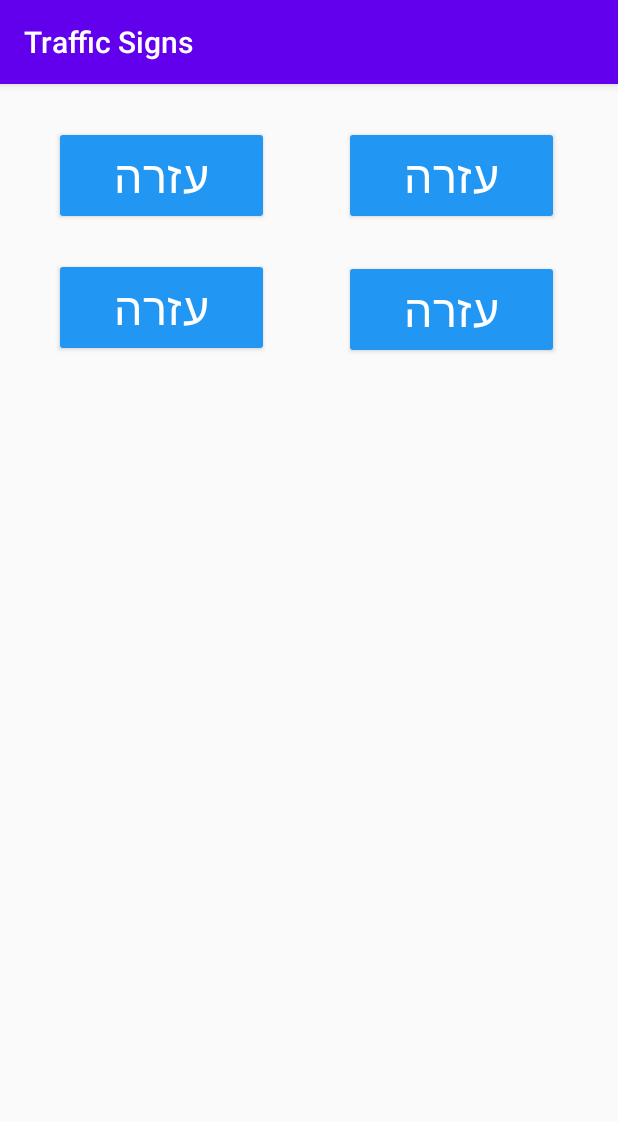
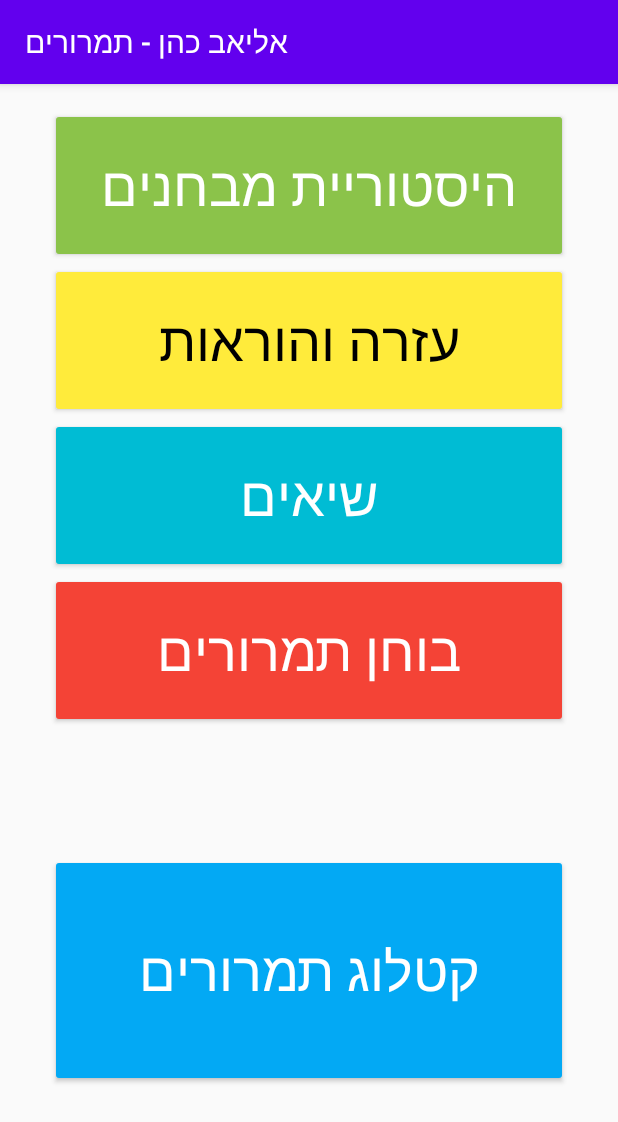
Before and after one commit to eliavco/traffic-signs-android, an Android app: the screen it shows after launch (MainActivity), on a phone screen of 412 x 824 dp. Shown: the top 1122 px of the screen. Run offline under Robolectric (Android 15) with nearby library versions, the phone set to English and light mode, and no system bars.

Commit message:
layout basic home

```diff
--- a/app/src/main/res/layout/activity_main.xml
+++ b/app/src/main/res/layout/activity_main.xml
@@ -4,68 +4,68 @@
     xmlns:tools="http://schemas.android.com/tools"
     android:layout_width="match_parent"
     android:layout_height="match_parent"
+    android:layout_marginBottom="16dp"
     tools:context=".MainActivity">
 
     <Button
         android:id="@+id/button"
-        android:layout_width="143dp"
-        android:layout_height="66dp"
-        android:layout_marginStart="36dp"
-        android:layout_marginTop="28dp"
-        android:backgroundTint="#2196F3"
-        android:onClick="openCatalog"
-        android:text="עזרה"
+        android:layout_width="345dp"
+        android:layout_height="103dp"
+        android:layout_marginTop="16dp"
+        android:backgroundTint="#8BC34A"
+        android:text="@string/home_history"
         android:textColor="#FFFFFF"
-        android:textDirection="locale"
-        android:textSize="30sp"
+        android:textSize="36sp"
+        app:layout_constraintEnd_toEndOf="parent"
         app:layout_constraintStart_toStartOf="parent"
         app:layout_constraintTop_toTopOf="parent" />
 
     <Button
         android:id="@+id/button2"
-        android:layout_width="143dp"
-        android:layout_height="66dp"
-        android:layout_marginStart="36dp"
-        android:layout_marginTop="20dp"
-        android:backgroundTint="#2196F3"
-        android:text="עזרה"
+        android:layout_width="345dp"
+        android:layout_height="155dp"
+        android:backgroundTint="#03A9F4"
+        android:text="@string/home_catalog"
         android:textColor="#FFFFFF"
-        android:textDirection="locale"
-        android:textSize="30sp"
+        android:textSize="36sp"
         app:layout_constraintBottom_toBottomOf="parent"
+        app:layout_constraintEnd_toEndOf="parent"
         app:layout_constraintStart_toStartOf="parent"
-        app:layout_constraintTop_toBottomOf="@+id/button"
-        app:layout_constraintVertical_bias="0.003" />
+        app:layout_constraintTop_toBottomOf="@+id/button3" />
 
     <Button
         android:id="@+id/button3"
-        android:layout_width="143dp"
-        android:layout_height="66dp"
-        android:backgroundTint="#2196F3"
-        android:text="עזרה"
+        android:layout_width="345dp"
+        android:layout_height="103dp"
+        android:backgroundTint="#F44336"
+        android:text="@string/home_test"
         android:textColor="#FFFFFF"
-        android:textDirection="locale"
-        android:textSize="30sp"
-        app:layout_constraintBottom_toBottomOf="parent"
+        android:textSize="36sp"
         app:layout_constraintEnd_toEndOf="parent"
-        app:layout_constraintHorizontal_bias="0.561"
-        app:layout_constraintStart_toEndOf="@+id/button2"
-        app:layout_constraintTop_toBottomOf="@+id/button4"
-        app:layout_constraintVertical_bias="0.038" />
+        app:layout_constraintStart_toStartOf="parent"
+        app:layout_constraintTop_toBottomOf="@+id/button4" />
 
     <Button
         android:id="@+id/button4"
-        android:layout_width="143dp"
-        android:layout_height="66dp"
-        android:layout_marginTop="28dp"
-        android:backgroundTint="#2196F3"
-        android:text="עזרה"
+        android:layout_width="345dp"
+        android:layout_height="103dp"
+        android:backgroundTint="#00BCD4"
+        android:text="@string/home_highscore"
         android:textColor="#FFFFFF"
-        android:textDirection="locale"
-        android:textSize="30sp"
+        android:textSize="36sp"
         app:layout_constraintEnd_toEndOf="parent"
-        app:layout_constraintHorizontal_bias="0.561"
-        app:layout_constraintStart_toEndOf="@+id/button"
-        app:layout_constraintTop_toTopOf="parent" />
+        app:layout_constraintStart_toStartOf="parent"
+        app:layout_constraintTop_toBottomOf="@+id/button6" />
 
+    <Button
+        android:id="@+id/button6"
+        android:layout_width="345dp"
+        android:layout_height="103dp"
+        android:backgroundTint="#FFEB3B"
+        android:text="@string/home_help"
+        android:textColor="#000000"
+        android:textSize="36sp"
+        app:layout_constraintEnd_toEndOf="parent"
+        app:layout_constraintStart_toStartOf="parent"
+        app:layout_constraintTop_toBottomOf="@+id/button" />
 </androidx.constraintlayout.widget.ConstraintLayout>
--- a/app/src/main/res/values/strings.xml
+++ b/app/src/main/res/values/strings.xml
@@ -1,3 +1,8 @@
 <resources>
-    <string name="app_name">Traffic Signs</string>
+    <string name="app_name">אליאב כהן - תמרורים</string>
+    <string name="home_help">עזרה והוראות</string>
+    <string name="home_history">היסטוריית מבחנים</string>
+    <string name="home_highscore">שיאים</string>
+    <string name="home_test">בוחן תמרורים</string>
+    <string name="home_catalog">קטלוג תמרורים</string>
 </resources>
```
